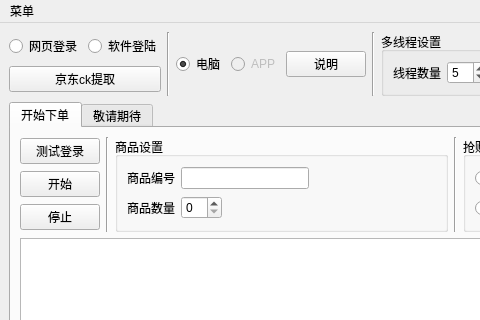
a516833759/jd_seckill, file jd_main_ui.ui: the form before one commit; both pictures show x 0 to 480 and y 0 to 320 of the 1161 by 808 pixel window.
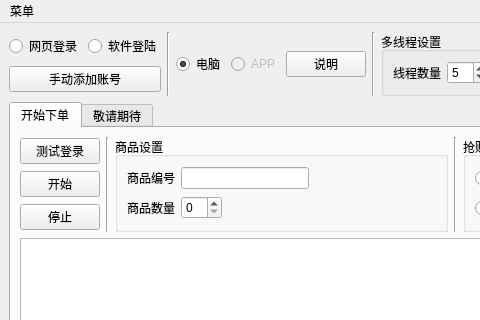
The form after the commit.

Diff of the .ui file:
```diff
--- a/jd_main_ui.ui
+++ b/jd_main_ui.ui
@@ -49,7 +49,7 @@
               <item>
                <widget class="QPushButton" name="pushButton">
                 <property name="text">
-                 <string>京东ck提取</string>
+                 <string>手动添加账号</string>
                 </property>
                </widget>
               </item>
```
